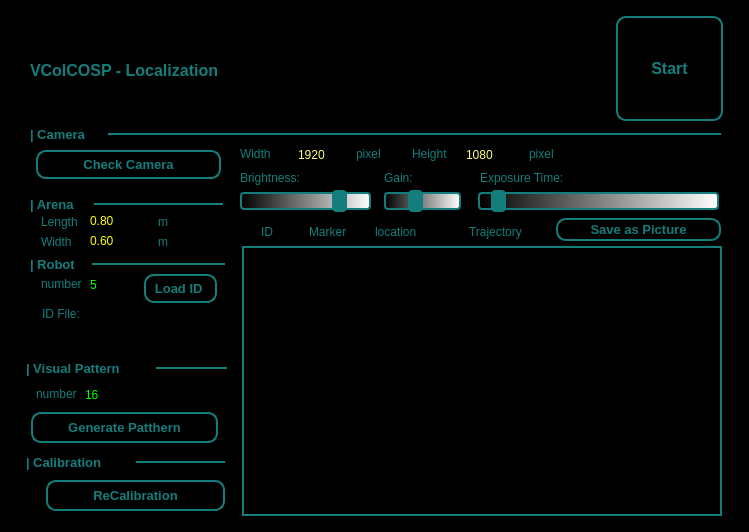
Qt form viewers/localization_embedded.ui (XuelongSun/VColCOSP_GUI) before a commit.
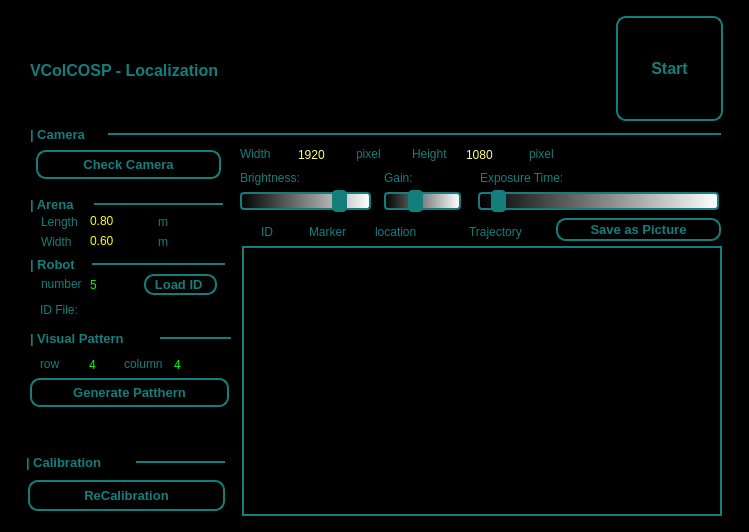
The same form after that commit. Icons and pictures are not drawn.

Commit message: update config, integrate generate pattern

The edit to the form file:
```diff
--- a/viewers/localization_embedded.ui
+++ b/viewers/localization_embedded.ui
@@ -183,9 +183,9 @@
   <widget class="QPushButton" name="pb_start_calibration">
    <property name="geometry">
     <rect>
-     <x>46</x>
+     <x>28</x>
      <y>480</y>
-     <width>179</width>
+     <width>197</width>
      <height>31</height>
     </rect>
    </property>
@@ -219,10 +219,10 @@
   <widget class="QPushButton" name="pb_generate_pattern">
    <property name="geometry">
     <rect>
-     <x>31</x>
-     <y>412</y>
-     <width>187</width>
-     <height>31</height>
+     <x>30</x>
+     <y>378</y>
+     <width>199</width>
+     <height>29</height>
     </rect>
    </property>
    <property name="font">
@@ -304,8 +304,8 @@
   <widget class="QLabel" name="label_61">
    <property name="geometry">
     <rect>
-     <x>26</x>
-     <y>358</y>
+     <x>30</x>
+     <y>328</y>
      <width>133</width>
      <height>20</height>
     </rect>
@@ -354,9 +354,9 @@
   <widget class="QSpinBox" name="sp_pattern_num">
    <property name="geometry">
     <rect>
-     <x>83</x>
-     <y>384</y>
-     <width>61</width>
+     <x>87</x>
+     <y>354</y>
+     <width>33</width>
      <height>22</height>
     </rect>
    </property>
@@ -369,13 +369,13 @@
     <number>1</number>
    </property>
    <property name="maximum">
-    <number>20</number>
+    <number>5</number>
    </property>
    <property name="singleStep">
     <number>1</number>
    </property>
    <property name="value">
-    <number>16</number>
+    <number>4</number>
    </property>
    <property name="displayIntegerBase">
     <number>10</number>
@@ -384,14 +384,14 @@
   <widget class="QLabel" name="label_23">
    <property name="geometry">
     <rect>
-     <x>36</x>
-     <y>386</y>
+     <x>40</x>
+     <y>356</y>
      <width>41</width>
      <height>16</height>
     </rect>
    </property>
    <property name="text">
-    <string>number</string>
+    <string>row</string>
    </property>
   </widget>
   <widget class="QLabel" name="label_62">
@@ -646,8 +646,8 @@
   <widget class="Line" name="line_6">
    <property name="geometry">
     <rect>
-     <x>156</x>
-     <y>358</y>
+     <x>160</x>
+     <y>328</y>
      <width>71</width>
      <height>20</height>
     </rect>
@@ -854,8 +854,8 @@
   <widget class="QLabel" name="label_24">
    <property name="geometry">
     <rect>
-     <x>42</x>
-     <y>306</y>
+     <x>40</x>
+     <y>302</y>
      <width>171</width>
      <height>16</height>
     </rect>
@@ -870,7 +870,7 @@
      <x>144</x>
      <y>274</y>
      <width>73</width>
-     <height>29</height>
+     <height>21</height>
     </rect>
    </property>
    <property name="font">
@@ -1024,6 +1024,49 @@
     <string>Check Camera</string>
    </property>
   </widget>
+  <widget class="QSpinBox" name="sp_pattern_num_c">
+   <property name="geometry">
+    <rect>
+     <x>172</x>
+     <y>354</y>
+     <width>61</width>
+     <height>22</height>
+    </rect>
+   </property>
+   <property name="styleSheet">
+    <string notr="true">border: 2px soild rgb(19, 126, 124);
+color: rgb(0,255, 0);
+</string>
+   </property>
+   <property name="minimum">
+    <number>1</number>
+   </property>
+   <property name="maximum">
+    <number>5</number>
+   </property>
+   <property name="singleStep">
+    <number>1</number>
+   </property>
+   <property name="value">
+    <number>4</number>
+   </property>
+   <property name="displayIntegerBase">
+    <number>10</number>
+   </property>
+  </widget>
+  <widget class="QLabel" name="label_25">
+   <property name="geometry">
+    <rect>
+     <x>124</x>
+     <y>356</y>
+     <width>41</width>
+     <height>16</height>
+    </rect>
+   </property>
+   <property name="text">
+    <string>column</string>
+   </property>
+  </widget>
  </widget>
  <resources>
   <include location="../resources.qrc"/>
```
Left out of the diff: 2 changed lines with no effect on the pictures. The commit also changes 13 other files.
